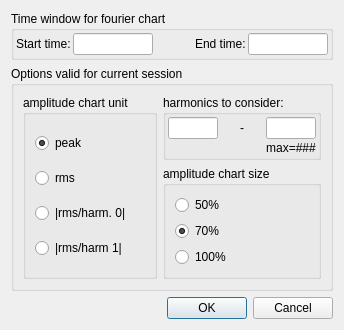
max-privato/PlotXY_OpenSource, file Dialogs/CFourOptions.ui: the form before one commit.
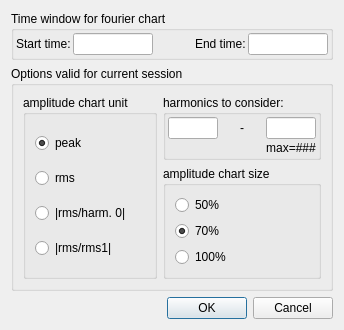
The form after the commit.

Commit message: 1) add RMS information on Fourier info button 2) update fourier documentation

```diff
--- a/Dialogs/CFourOptions.ui
+++ b/Dialogs/CFourOptions.ui
@@ -127,7 +127,7 @@
          <item>
           <widget class="QRadioButton" name="rmsTo1Btn">
            <property name="text">
-            <string>|rms/harm 1|</string>
+            <string>|rms/rms1|</string>
            </property>
           </widget>
          </item>
```
The commit also changes 3 other files.
